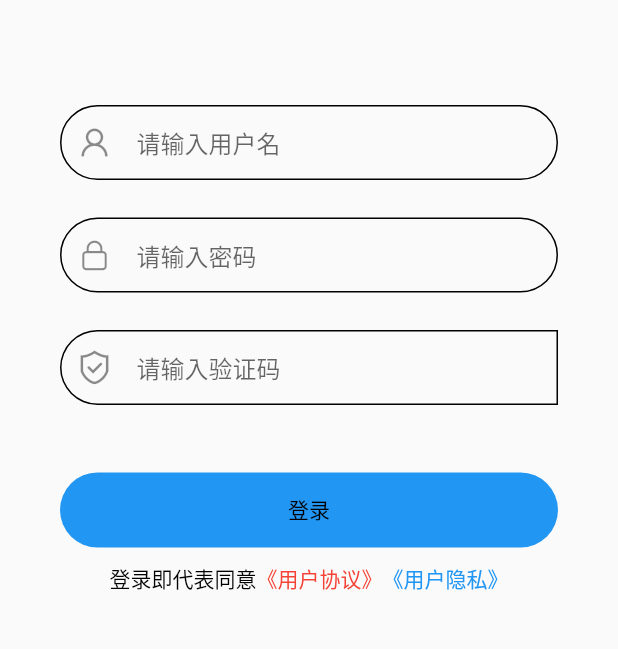
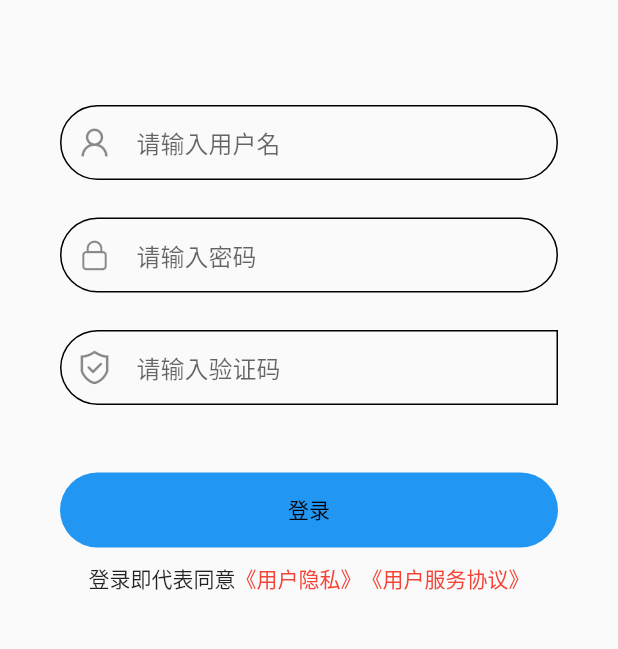
Before and after one commit to 420136525/ruoyi_flutter_app, a Flutter app: the screen it shows after launch, on a phone screen of 412 x 824 dp, the part 258-907 px from its top. Run offline on Flutter 3.47's test engine with Material 2 defaults, Android fonts, the phone set to English and light mode, and no system bars; our stand-ins replace dio, flutter_svg, get, get_storage, like_button, shared_preferences and 1 more; missing offline and left inert: flutter_swiper_null_safety_flutter3; network calls fail; key blocks and very long unbroken strings in the code were emptied for the run.

Commit message:
login页面解决ios 用户隐私，用户协议不跳转问题

```diff
--- a/lib/pages/login.dart
+++ b/lib/pages/login.dart
@@ -1,6 +1,5 @@
 import 'dart:convert';
 
-import 'package:flutter/gestures.dart';
 import 'package:flutter/material.dart';
 import 'package:get/get_core/src/get_main.dart';
 import 'package:get/route_manager.dart';
@@ -265,32 +264,35 @@ class _LoginIndexState extends State<LoginIndex> {
               Center(
                 child: RichText(
                   text: TextSpan(
-                      text: "登录即代表同意",
                       style: const TextStyle(color: Colors.black),
                       children: [
-                        TextSpan(
-                          text: "《用户协议》",
-                          style: const TextStyle(color: Colors.red),
-                          recognizer: TapGestureRecognizer()
-                            ..onTap = () {
+                        const WidgetSpan(child: Text("登录即代表同意")),
+                        WidgetSpan(
+                            child: InkWell(
+                          onTap: () {
+                            Get.toNamed("/login/webView", arguments: {
+                              "title": "隐私政策",
+                              "url": "https://ruoyi.vip/protocol.html"
+                            });
+                          },
+                          child: const Text(
+                            "《用户隐私》",
+                            style: TextStyle(color: Colors.red),
+                          ),
+                        )),
+                        WidgetSpan(
+                            child: InkWell(
+                          onTap: () {
                             Get.toNamed("/login/webView", arguments: {
                               "title": "用户服务协议",
                               "url": "https://ruoyi.vip/protocol.html"
                             });
                           },
+                          child: const Text(
+                            "《用户服务协议》",
+                            style: TextStyle(color: Colors.red),
                           ),
-                        TextSpan(
-                          text: "《用户隐私》",
-                          style:
-                              TextStyle(color: Theme.of(context).accentColor),
-                          recognizer: TapGestureRecognizer()
-                            ..onTap = () {
-                              Get.toNamed("/login/webView", arguments: {
-                                "title": "隐私政策",
-                                "url": "https://ruoyi.vip/protocol.html"
-                              });
-                            },
-                        ),
+                        )),
                       ]),
                 ),
               ),
```
Lines whose indentation alone changed are shown as unchanged.
